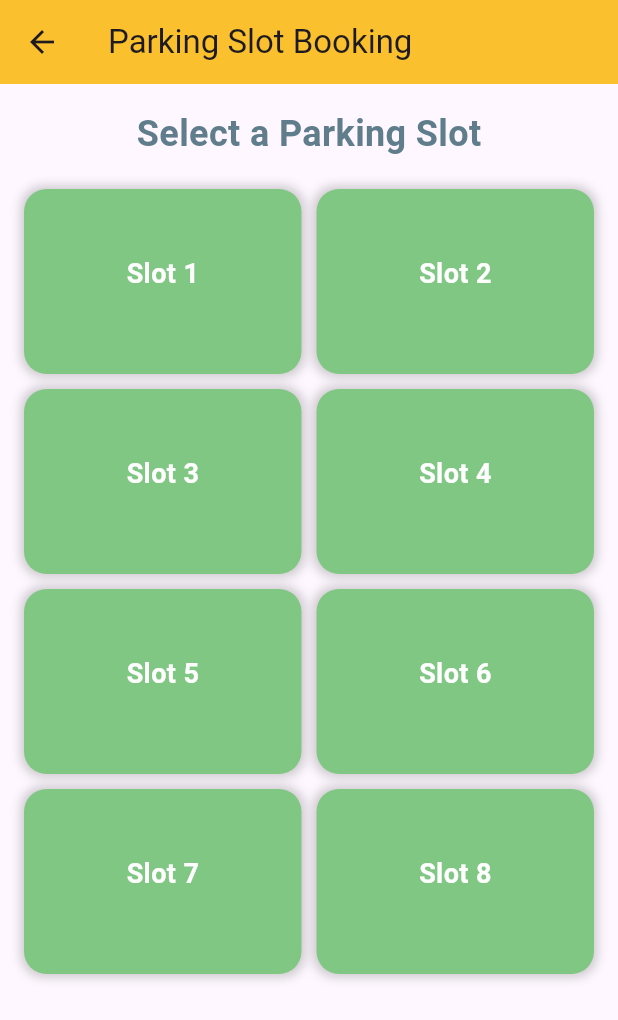
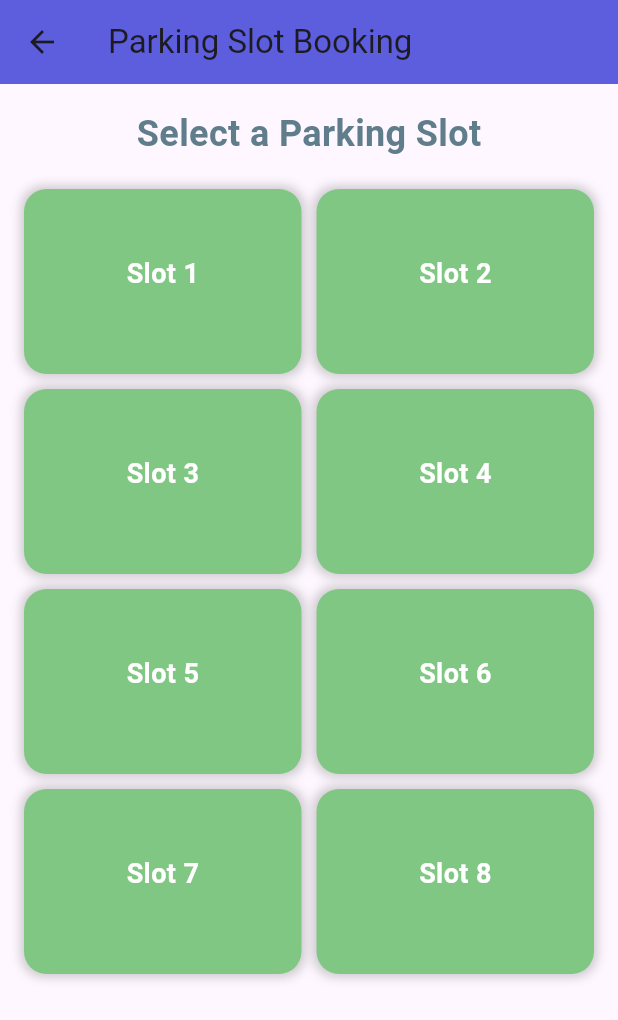
Before and after one commit to aditya0904ak/parking_allot_app, a Flutter app: the screen it shows after launch, after a tap on "Bindu Chowk Parking Area - Mahalaxmi Man", on a phone screen of 412 x 824 dp. Shown: the top 1020 px of the screen. Run offline on Flutter 3.47's test engine with Material 3 defaults, Android fonts, the phone set to English and light mode, and no system bars; our stand-ins replace google_fonts; missing offline and left inert: tflite_flutter.

Commit message:
all ui is change with color theme

```diff
--- a/lib/home_page.dart
+++ b/lib/home_page.dart
@@ -7,9 +7,8 @@ class HomePage extends StatelessWidget {
 
   @override
   Widget build(BuildContext context) {
-    double imageWidth = MediaQuery.of(context).size.width;
+    double screenWidth = MediaQuery.of(context).size.width;
 
-    // Define unique parking spot names
     final List<String> parkingSpots = [
       'Bindu Chowk Parking Area - Mahalaxmi Mandir',
       'Kolhapur Airport Parking Area',
@@ -17,39 +16,39 @@ class HomePage extends StatelessWidget {
       'Rajaramian Parking Area',
     ];
 
-    return SingleChildScrollView(
-      child: Column(
-        children: [
-          // Add the search bar
-          SearchBar1(onSearch: (query) {
-            // Implement search functionality here
-            print('Search query: $query'); // For demonstration purposes
+    return Scaffold(
+      backgroundColor: Color(0xFFF5F6FA),
+      body: CustomScrollView(
+        slivers: [
+          SliverToBoxAdapter(
+            child: Padding(
+              padding: const EdgeInsets.all(16.0),
+              child: SearchBar1(onSearch: (query) {
+                print('Search query: $query');
               }),
-          // Map or List of Nearby Parking Spots
-          Container(
-            height: 200, // Placeholder for map or list
-            color: Colors.grey[200],
-            child: Center(
-              child: Image.asset(
-                'assets/images/google_maps4.png',
-                height: 200,
-                width: imageWidth,
-                fit: BoxFit.cover,
+            ),
+          ),
+          SliverToBoxAdapter(
+            child: Padding(
+              padding: const EdgeInsets.symmetric(horizontal: 16.0, vertical: 8.0),
+              child: Text(
+                'Available Parking Spots',
+                style: TextStyle(
+                  fontSize: 20,
+                  fontWeight: FontWeight.bold,
+                  color: Color(0xFF1A1D1E),
                 ),
               ),
             ),
-          const SizedBox(height: 30),
-          // List of Parking Spots
-          ListView.builder(
-            shrinkWrap: true,
-            physics: const NeverScrollableScrollPhysics(),
-            itemCount: parkingSpots.length, // Dynamically set count
-            itemBuilder: (context, index) {
-              // Adjust the index to start from 1
+          ),
+          SliverList(
+            delegate: SliverChildBuilderDelegate(
+              (context, index) {
                 final displayIndex = index + 1;
-              return GestureDetector(
+                return Padding(
+                  padding: const EdgeInsets.symmetric(horizontal: 16.0, vertical: 8.0),
+                  child: GestureDetector(
                     onTap: () {
-                  // Navigate to booking page
                       Navigator.push(
                         context,
                         MaterialPageRoute(
@@ -58,60 +57,110 @@ class HomePage extends StatelessWidget {
                       );
                     },
                     child: Container(
-                  margin: const EdgeInsets.symmetric(vertical: 8.0, horizontal: 16.0),
-                  padding: const EdgeInsets.all(12.0),
                       decoration: BoxDecoration(
-                    gradient: LinearGradient(
-                      colors: [Colors.yellow[100]!, Colors.lime[50]!],
-                      begin: Alignment.topLeft,
-                      end: Alignment.bottomRight,
-                    ),
-                    borderRadius: BorderRadius.circular(15.0),
+                        borderRadius: BorderRadius.circular(15),
                         boxShadow: [
                           BoxShadow(
-                        color: Colors.blue.withOpacity(0.3),
-                        spreadRadius: 2,
-                        blurRadius: 6,
-                        offset: const Offset(0, 4),
+                            color: Color(0xFF5C5EDE).withOpacity(0.2),
+                            blurRadius: 10,
+                            spreadRadius: 0,
+                            offset: Offset(0, 4),
                           ),
                         ],
                       ),
+                      child: Card(
+                        elevation: 0,
+                        shape: RoundedRectangleBorder(
+                          borderRadius: BorderRadius.circular(15),
+                          side: BorderSide(color: Colors.grey.shade200),
+                        ),
+                        child: Container(
+                          decoration: BoxDecoration(
+                            color: Colors.white,
+                            borderRadius: BorderRadius.circular(15),
+                          ),
                           child: Row(
                             children: [
-                      // Parking Image
-                      Container(
-                        width: 80.0,
-                        height: 80.0,
-                        decoration: BoxDecoration(
-                          borderRadius: BorderRadius.circular(10.0),
-                          image: DecorationImage(
-                            image: AssetImage('assets/images/parking_image_$displayIndex.png'), // Update with new path
+                              ClipRRect(
+                                borderRadius: BorderRadius.only(
+                                  topLeft: Radius.circular(15),
+                                  bottomLeft: Radius.circular(15),
+                                ),
+                                child: Image.asset(
+                                  'assets/images/parking_image_$displayIndex.png',
+                                  width: 100,
+                                  height: 100,
                                   fit: BoxFit.cover,
                                 ),
                               ),
-                      ),
-                      const SizedBox(width: 16.0),
-                      // Parking Name
                               Expanded(
-                        child: Text(
+                                child: Padding(
+                                  padding: const EdgeInsets.all(16.0),
+                                  child: Column(
+                                    crossAxisAlignment: CrossAxisAlignment.start,
+                                    children: [
+                                      Text(
                                         parkingSpots[index],
-                          style: const TextStyle(
-                            fontSize: 18.0,
+                                        style: TextStyle(
+                                          fontSize: 16.0,
                                           fontWeight: FontWeight.bold,
-                            color: Colors.blueGrey,
+                                          color: Color(0xFF1A1D1E),
                                         ),
                                       ),
+                                      SizedBox(height: 8),
+                                      Row(
+                                        children: [
+                                          Icon(
+                                            Icons.location_on,
+                                            color: Color(0xFF5C5EDE),
+                                            size: 16,
                                           ),
-                      // Arrow Icon
+                                          SizedBox(width: 4),
+                                          Text(
+                                            '2.5 km away',
+                                            style: TextStyle(
+                                              color: Color(0xFF6B7280),
+                                              fontSize: 14,
+                                            ),
+                                          ),
+                                          SizedBox(width: 16),
                                           Icon(
-                        Icons.arrow_forward_ios,
-                        color: Colors.blueAccent[200],
+                                            Icons.local_parking,
+                                            color: Color(0xFF5C5EDE),
+                                            size: 16,
+                                          ),
+                                          SizedBox(width: 4),
+                                          Text(
+                                            '15 spots',
+                                            style: TextStyle(
+                                              color: Color(0xFF6B7280),
+                                              fontSize: 14,
+                                            ),
+                                          ),
+                                        ],
                                       ),
                                     ],
                                   ),
                                 ),
+                              ),
+                              Padding(
+                                padding: const EdgeInsets.all(12.0),
+                                child: Icon(
+                                  Icons.arrow_forward_ios,
+                                  color: Color(0xFF5C5EDE),
+                                  size: 18,
+                                ),
+                              ),
+                            ],
+                          ),
+                        ),
+                      ),
+                    ),
+                  ),
                 );
               },
+              childCount: parkingSpots.length,
+            ),
           ),
         ],
       ),
--- a/lib/nav_bar.dart
+++ b/lib/nav_bar.dart
@@ -35,7 +35,7 @@ class _NavBarState extends State<NavBar> {
           'ParkIT',
           style: TextStyle(color: Colors.black),
         ),
-        backgroundColor: Colors.yellow,
+        backgroundColor: Color(0xFF5C5EDE),
       ),
       body: _pages[_selectedIndex], // Display the current page
       bottomNavigationBar: BottomNavigationBar(
@@ -54,7 +54,7 @@ class _NavBarState extends State<NavBar> {
           ),
         ],
         currentIndex: _selectedIndex,
-        selectedItemColor: Colors.yellow,
+        selectedItemColor: Color(0xFF5C5EDE),
         onTap: _onItemTapped,
       ),
     );
--- a/lib/profile_page.dart
+++ b/lib/profile_page.dart
@@ -73,7 +73,7 @@ class _ProfilePageState extends State<ProfilePage> with SingleTickerProviderStat
     return Container(
       height: 200,
       decoration: const BoxDecoration(
-        color: Colors.yellow,
+        color: Color(0xFF5C5EDE),
         borderRadius: BorderRadius.only(
           bottomLeft: Radius.circular(30),
           bottomRight: Radius.circular(30),
@@ -111,8 +111,7 @@ class _ProfilePageState extends State<ProfilePage> with SingleTickerProviderStat
           _buildInfoTile(Icons.email, 'Email', 'vedanteparth@gmail.com'),
           _buildInfoTile(Icons.phone, 'Phone', '+91 7249516045'),
           _buildInfoTile(Icons.car_rental, 'Car Number', 'MH 09 AA 0001'),
-          _buildInfoTile(
-              Icons.location_on, 'Address', 'Plot 1, Kolhapur, India'),
+          _buildInfoTile(Icons.location_on, 'Address', 'Plot 1, Kolhapur, India'),
           const SizedBox(height: 20),
         ],
       ),
@@ -124,7 +123,7 @@ class _ProfilePageState extends State<ProfilePage> with SingleTickerProviderStat
       padding: const EdgeInsets.symmetric(vertical: 8.0),
       child: Row(
         children: [
-          Icon(icon, color: Colors.yellow[700]),
+          Icon(icon, color: Color(0xFF5C5EDE)),
           const SizedBox(width: 16),
           Column(
             crossAxisAlignment: CrossAxisAlignment.start,
--- a/lib/widgets/booking_page.dart
+++ b/lib/widgets/booking_page.dart
@@ -194,7 +194,7 @@ class _BookingsPageState extends State<BookingsPage> {
     return Scaffold(
       appBar: AppBar(
         title: const Text('Parking Slot Booking'),
-        backgroundColor: Colors.yellow[700],
+        backgroundColor: Color(0xFF5C5EDE),
       ),
       body: Padding(
         padding: const EdgeInsets.all(16.0),
@@ -250,7 +250,7 @@ class _BookingsPageState extends State<BookingsPage> {
                             if (bookedSlots[index])
                               Text(
                                 'Time Left: ${countdownTimers[index]}s',
-                                style: TextStyle(color: Colors.yellow[200]),
+                                style: TextStyle(color: Color(0xFF5C5EDE)),
                               ),
                           ],
                         ),
--- a/lib/widgets/search_bar.dart
+++ b/lib/widgets/search_bar.dart
@@ -1,22 +1,36 @@
-// search_bar.dart
-
 import 'package:flutter/material.dart';
 
 class SearchBar1 extends StatelessWidget {
-  final Function(String) onSearch; // Callback to handle search queries
+  final Function(String) onSearch;
 
   const SearchBar1({Key? key, required this.onSearch}) : super(key: key);
 
   @override
   Widget build(BuildContext context) {
-    return Padding(
-      padding: const EdgeInsets.all(16.0),
+    return Container(
+      decoration: BoxDecoration(
+        color: Colors.white,
+        borderRadius: BorderRadius.circular(12),
+        border: Border.all(color: Colors.grey.shade200),
+      ),
       child: TextField(
-        onChanged: onSearch, // Call the function when the text changes
-        decoration: const InputDecoration(
-          hintText: 'Search for parking...',
-          border: OutlineInputBorder(),
-          prefixIcon: Icon(Icons.search),
+        onChanged: onSearch,
+        decoration: InputDecoration(
+          hintText: 'Search for parking spots...',
+          hintStyle: TextStyle(
+            color: Color(0xFF6B7280),
+            fontSize: 14,
+          ),
+          prefixIcon: Icon(
+            Icons.search,
+            color: Color(0xFF5C5EDE),
+          ),
+          border: InputBorder.none,
+          contentPadding: EdgeInsets.symmetric(horizontal: 20, vertical: 15),
+        ),
+        style: TextStyle(
+          color: Color(0xFF1A1D1E),
+          fontSize: 14,
         ),
       ),
     );
```
Lines whose indentation alone changed are shown as unchanged.
